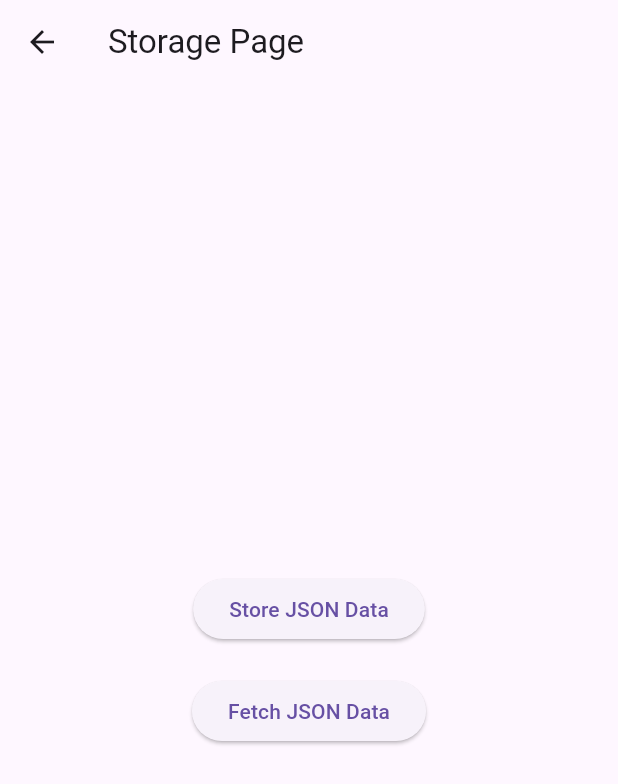
After one commit to Vinod-V3/android_ios_pwa, a Flutter app: the screen it shows after launch, after a tap on "Go to /storage", on a phone screen of 412 x 824 dp. The commit adds this screen. Shown: the top 784 px of the screen. Run offline on Flutter 3.47's test engine with Material 3 defaults, Android fonts, the light colour scheme and no system bars; our stand-ins replace easy_localization, file_picker, hive, hive_flutter, share_plus; accounts and stored records are empty; network calls fail.

Commit message:
Added storage, translations and responsive features pages

```diff
--- /dev/null
+++ b/assets/translations/en.json
@@ -0,0 +1,5 @@
+{
+  "title": "Welcome",
+  "description": "This is the translation page.",
+  "select_language": "Select Language"
+}
--- /dev/null
+++ b/assets/translations/hi.json
@@ -0,0 +1,5 @@
+{
+  "title": "स्वागत है",
+  "description": "यह अनुवाद पृष्ठ है।",
+  "select_language": "भाषा चुनें"
+}
--- /dev/null
+++ b/lib/data/sample_json.dart
@@ -0,0 +1,28 @@
+const Map<String, dynamic> sampleJsonData = {
+  "userRole": "PRINCIPAL,SPD,HM,HT",
+  "status": "inProgress",
+  "isDeleted": false,
+  "tasks": [],
+  "learningResources": [],
+  "hasAcceptedTAndC": false,
+  "attachments": [],
+  "deleted": false,
+  "description":
+      "Teacher will develop students’ understanding of arithmetic operations by conducting hands-on activities, using engaging teaching-learning materials, and tracking individual progress.",
+  "title": "Test Arithmetic Operations- Building Computational Fluency",
+  "solutionId": "6891a5f55da94d0008c01c96",
+  "solutionExternalId": "CY03NT-1754375666-PROJECT-SOLUTION",
+  "programId": "6891a5ce5da9c01b5c",
+  "programExternalId": "Testing_Literacymeracy_Fest_3_0",
+  "isAPrivateProgram": false,
+  "appInformation": {
+    "appName": "prod.diksha.portal",
+    "appVersion": "6.0-debug"
+  },
+  "entityId": "a21428bc-4b51-4fa0-b386-840942c5812d",
+  "lastDownloadedAt": "2025-09-26T12:13:39.529Z",
+  "syncedAt": "2025-09-26T12:15:08.698Z",
+  "entityName": "LATIACHARA JB SCHOOL",
+  "programName": "Testing Literacy and Numeracy Fest 3.0",
+  "_id": "123_908"
+};
--- a/lib/main.dart
+++ b/lib/main.dart
@@ -1,9 +1,27 @@
 import 'package:flutter/material.dart';
 import 'pages/home_page.dart';
 import 'pages/details_page.dart';
+import 'pages/storage_details_page.dart';
+import 'package:hive_flutter/hive_flutter.dart';
+import 'pages/hybrid_storage_page.dart';
+import 'pages/translation_page.dart';
+import 'package:easy_localization/easy_localization.dart';
+import 'pages/responsive_page.dart';
 
-void main() {
-  runApp(const MyApp());
+void main() async {
+  WidgetsFlutterBinding.ensureInitialized();
+  await Hive.initFlutter();
+  await Hive.openBox<Map>('storageBox');
+  await EasyLocalization.ensureInitialized();
+  // runApp(const MyApp());
+  runApp(
+    EasyLocalization(
+      supportedLocales: [Locale('en'), Locale('hi')],
+      path: 'assets/translations',
+      fallbackLocale: Locale('en'),
+      child: MyApp(),
+    ),
+  );
 }
 
 class MyApp extends StatelessWidget {
@@ -18,11 +36,18 @@ class MyApp extends StatelessWidget {
       //   colorScheme: ColorScheme.fromSeed(seedColor: Colors.deepPurple),
       // ),
       // home: const MyHomePage(title: 'Flutter Demo Home Page'),
+      localizationsDelegates: context.localizationDelegates,
+      supportedLocales: context.supportedLocales,
+      locale: context.locale,
       initialRoute: '/',
       routes: {
         '/': (ctx) => const RootSelector(),
         '/home': (ctx) => const HomePage(),
         '/details': (ctx) => const DetailsPage(),
+        '/storage': (ctx) => const StorageDetailsPage(),
+        '/hybrid': (ctx) => const HybridStoragePage(),
+        '/translation': (ctx) => TranslationPage(),
+        '/responsive': (ctx) => ResponsivePage(),
       },
       debugShowCheckedModeBanner: false,
     );
@@ -49,6 +74,26 @@ class RootSelector extends StatelessWidget {
               onPressed: () => Navigator.pushNamed(context, '/details'),
               child: const Text('Go to /details'),
             ),
+            const SizedBox(height: 12),
+            ElevatedButton(
+              onPressed: () => Navigator.pushNamed(context, '/storage'),
+              child: const Text('Go to /storage'),
+            ),
+            const SizedBox(height: 12),
+            ElevatedButton(
+              onPressed: () => Navigator.pushNamed(context, '/hybrid'),
+              child: const Text('Go to /hybrid'),
+            ),
+            const SizedBox(height: 12),
+            ElevatedButton(
+              onPressed: () => Navigator.pushNamed(context, '/translation'),
+              child: const Text('Go to /translation'),
+            ),
+            const SizedBox(height: 12),
+            ElevatedButton(
+              onPressed: () => Navigator.pushNamed(context, '/responsive'),
+              child: const Text('Go to /responsive'),
+            ),
           ],
         ),
       ),
--- /dev/null
+++ b/lib/pages/storage_details_page.dart
@@ -0,0 +1,59 @@
+import 'package:flutter/material.dart';
+import 'package:hive/hive.dart';
+import '../data/sample_json.dart';
+
+class StorageDetailsPage extends StatelessWidget {
+  const StorageDetailsPage({super.key});
+  Future<void> _storeData() async {
+    var box = Hive.box<Map>('storageBox');
+    await box.put(sampleJsonData["_id"], sampleJsonData);
+  }
+
+  Future<void> _fetchData(BuildContext context) async {
+    var box = Hive.box<Map>('storageBox');
+    var data = box.get(sampleJsonData["_id"]);
+    debugPrint("Local Data $data");
+
+    if (data != null) {
+      showDialog(
+        context: context,
+        builder: (_) => AlertDialog(
+          title: Text(data["title"] ?? "No Title"),
+          content: Text(
+              "Description: ${data["description"]}\n\nStatus: ${data["status"]}"),
+          actions: [
+            TextButton(
+                onPressed: () => Navigator.pop(context), child: Text("Close"))
+          ],
+        ),
+      );
+    } else {
+      ScaffoldMessenger.of(context).showSnackBar(
+        SnackBar(content: Text("No data found for this ID")),
+      );
+    }
+  }
+
+  @override
+  Widget build(BuildContext context) {
+    return Scaffold(
+      appBar: AppBar(title: Text("Storage Page")),
+      body: Center(
+        child: Column(
+          mainAxisAlignment: MainAxisAlignment.center,
+          children: [
+            ElevatedButton(
+              onPressed: _storeData,
+              child: Text("Store JSON Data"),
+            ),
+            SizedBox(height: 20),
+            ElevatedButton(
+              onPressed: () => _fetchData(context),
+              child: Text("Fetch JSON Data"),
+            ),
+          ],
+        ),
+      ),
+    );
+  }
+}
```
Also changed, not shown: lib/pages/hybrid_storage_page.dart (added, +161 -0 lines), lib/pages/responsive_page.dart (added, +93 -0 lines), lib/pages/translation_page.dart (added, +42 -0 lines), pubspec.yaml (+9 -0 lines), pubspec.lock, 1 other file.
